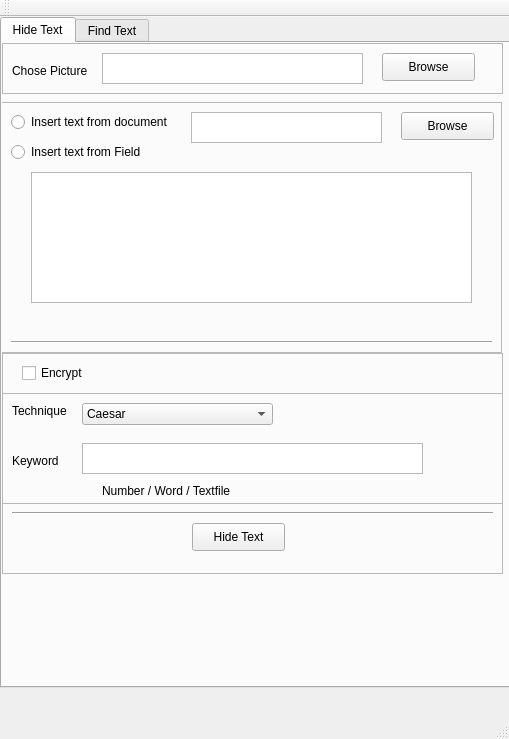
This is difftests.ui in HAW-AI/Steganography as Qt 5 draws it before an edit. The edited form follows.
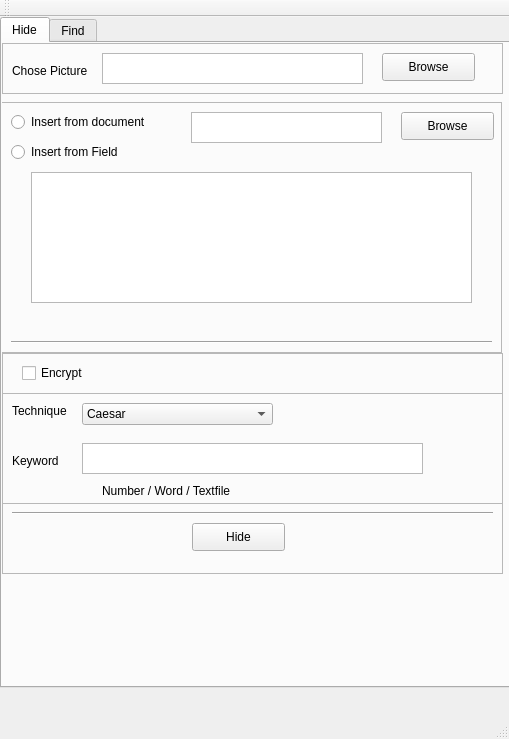
This is the edited form. The open tabs and pages were chosen to show the change. Icons and pictures are not drawn.

Commit message: renamed labels

The edit to the form file:
```diff
--- a/difftests.ui
+++ b/difftests.ui
@@ -32,7 +32,7 @@
     </property>
     <widget class="QWidget" name="hideTab">
      <attribute name="title">
-      <string>Hide Text</string>
+      <string>Hide</string>
      </attribute>
      <widget class="QFrame" name="picFrame">
       <property name="geometry">
@@ -128,7 +128,7 @@
         </rect>
        </property>
        <property name="text">
-        <string>Insert text from document</string>
+        <string>Insert from document</string>
        </property>
       </widget>
       <widget class="QRadioButton" name="textFromFieldRadio">
@@ -141,7 +141,7 @@
         </rect>
        </property>
        <property name="text">
-        <string>Insert text from Field</string>
+        <string>Insert from Field</string>
        </property>
       </widget>
       <widget class="QTextEdit" name="textPathTextField">
@@ -244,7 +244,7 @@
         </rect>
        </property>
        <property name="text">
-        <string>Hide Text</string>
+        <string>Hide</string>
        </property>
       </widget>
       <widget class="Line" name="line_4">
@@ -403,7 +403,7 @@
     </widget>
     <widget class="QWidget" name="findTab">
      <attribute name="title">
-      <string>Find Text</string>
+      <string>Find</string>
      </attribute>
      <widget class="QFrame" name="textFrame_2">
       <property name="geometry">
```
Left out of the diff: 8 changed lines with no effect on the pictures. The commit also changes 6 other files.
